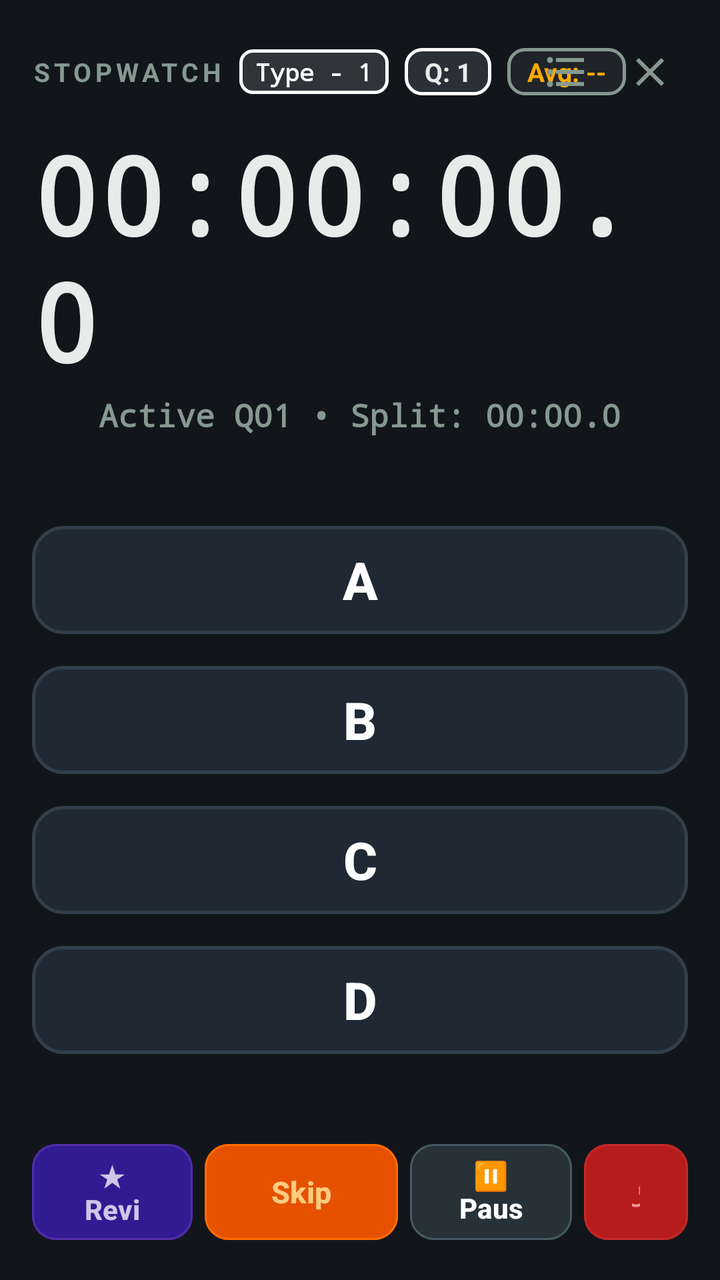
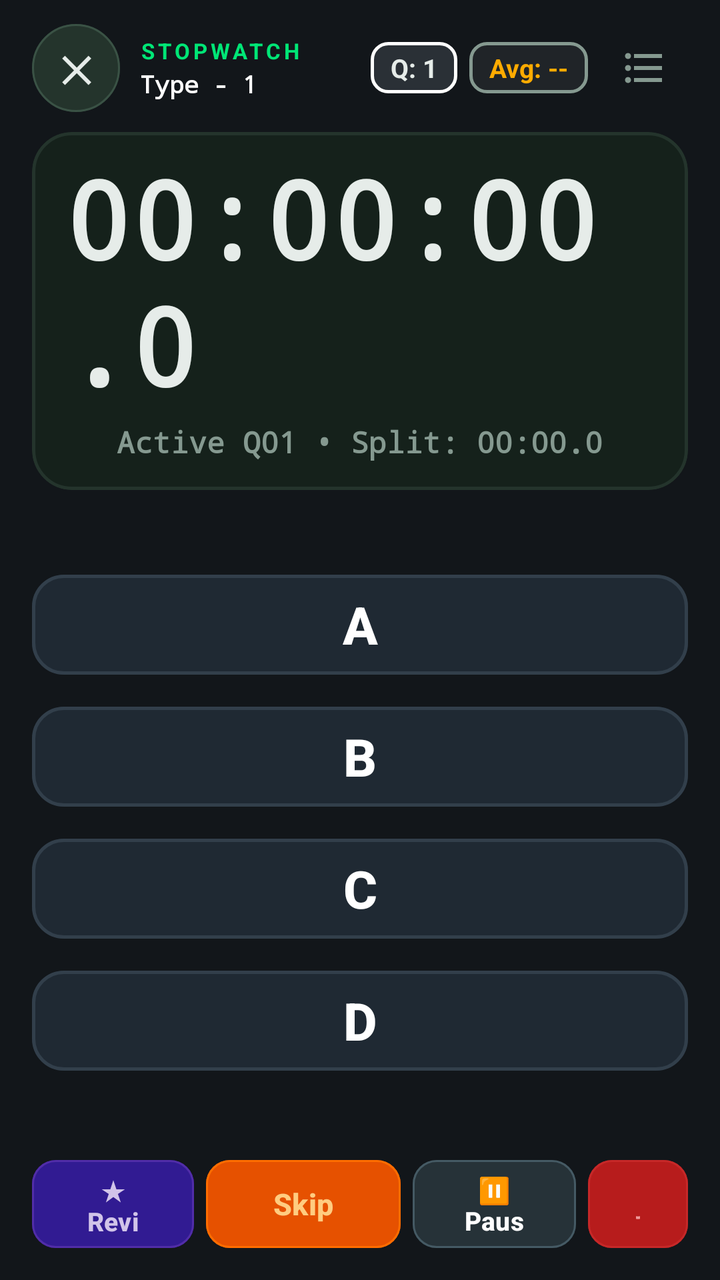

Two renders of the same Android screen: before a commit and after it. Below are the layout's source before the change and the commit's diff.
<!-- AndroidManifest.xml: activity theme Theme.PracticeTimer.M3 -->
<!-- res/layout/activity_desk_mode.xml -->
<?xml version="1.0" encoding="utf-8"?>
<androidx.coordinatorlayout.widget.CoordinatorLayout
    xmlns:android="http://schemas.android.com/apk/res/android"
    xmlns:app="http://schemas.android.com/apk/res-auto"
    xmlns:tools="http://schemas.android.com/tools"
    android:layout_width="match_parent"
    android:layout_height="match_parent"
    android:background="#12161A">

    <LinearLayout
        android:id="@+id/layout_desk_root"
        android:layout_width="match_parent"
        android:layout_height="match_parent"
        android:orientation="vertical"
        android:paddingHorizontal="16dp"
        android:paddingTop="12dp"
        android:paddingBottom="16dp">

        
        <RelativeLayout
            android:id="@+id/layout_desk_top_bar"
            android:layout_width="match_parent"
            android:layout_height="48dp"
            android:gravity="center_vertical">

            <LinearLayout
                android:layout_width="wrap_content"
                android:layout_height="wrap_content"
                android:layout_alignParentStart="true"
                android:layout_centerVertical="true"
                android:orientation="horizontal"
                android:gravity="center_vertical">

                <TextView
                    android:id="@+id/tv_desk_mode_title"
                    android:layout_width="wrap_content"
                    android:layout_height="wrap_content"
                    android:text="STOPWATCH"
                    android:letterSpacing="0.15"
                    android:textSize="13sp"
                    android:textStyle="bold"
                    android:textColor="#859990" />

                <TextView
                    android:id="@+id/btn_desk_drill_tag"
                    android:layout_width="wrap_content"
                    android:layout_height="wrap_content"
                    android:layout_marginStart="8dp"
                    android:paddingHorizontal="8dp"
                    android:paddingVertical="3dp"
                    android:background="@drawable/badge_question_number"
                    android:text="Type - 1"
                    android:fontFamily="monospace"
                    android:textSize="12sp"
                    android:textStyle="bold"
                    android:textColor="#FFFFFF" />

                
                <TextView
                    android:id="@+id/tv_desk_question_badge"
                    android:layout_width="wrap_content"
                    android:layout_height="wrap_content"
                    android:layout_marginStart="8dp"
                    android:paddingHorizontal="10dp"
                    android:paddingVertical="3dp"
                    android:background="@drawable/bg_badge_option"
                    android:text="Q: 1"
                    android:textSize="13sp"
                    android:textStyle="bold"
                    android:textColor="#E6ECE9" />

                
                <TextView
                    android:id="@+id/tv_desk_avg_badge"
                    android:layout_width="wrap_content"
                    android:layout_height="wrap_content"
                    android:layout_marginStart="8dp"
                    android:paddingHorizontal="10dp"
                    android:paddingVertical="3dp"
                    android:background="@drawable/bg_badge_skip"
                    android:text="Avg: --"
                    android:textSize="13sp"
                    android:textStyle="bold"
                    android:textColor="#FFAB00" />
            </LinearLayout>

            <LinearLayout
                android:layout_width="wrap_content"
                android:layout_height="wrap_content"
                android:layout_alignParentEnd="true"
                android:layout_centerVertical="true"
                android:orientation="horizontal"
                android:gravity="center_vertical">

                
                <ImageButton
                    android:id="@+id/btn_desk_splits"
                    android:layout_width="38dp"
                    android:layout_height="38dp"
                    android:padding="7dp"
                    android:background="?attr/selectableItemBackgroundBorderless"
                    android:src="@drawable/ic_format_list_bulleted"
                    android:contentDescription="View Splits History"
                    app:tint="#859990" />

                
                <ImageButton
                    android:id="@+id/btn_desk_return_overlay"
                    android:layout_width="38dp"
                    android:layout_height="38dp"
                    android:layout_marginStart="4dp"
                    android:padding="7dp"
                    android:background="?attr/selectableItemBackgroundBorderless"
                    android:src="@drawable/ic_close"
                    android:contentDescription="Return to Floating Overlay"
                    app:tint="#859990" />
            </LinearLayout>
        </RelativeLayout>

        
        <LinearLayout
            android:id="@+id/layout_desk_timer_card"
            android:layout_width="match_parent"
            android:layout_height="wrap_content"
            android:orientation="vertical"
            android:gravity="center"
            android:paddingVertical="8dp">

            <TextView
                android:id="@+id/tv_desk_timer"
                android:layout_width="wrap_content"
                android:layout_height="wrap_content"
                android:text="00:00:00.0"
                android:fontFamily="monospace"
                android:textSize="54sp"
                android:textStyle="bold"
                android:textColor="#E6ECE9"
                android:letterSpacing="0.02"
                android:includeFontPadding="false" />

            <TextView
                android:id="@+id/tv_desk_split"
                android:layout_width="wrap_content"
                android:layout_height="wrap_content"
                android:layout_marginTop="2dp"
                android:text="Active Q01 • Split: 00:00.0"
                android:fontFamily="monospace"
                android:textSize="16sp"
                android:textStyle="bold"
                android:textColor="#859990" />
        </LinearLayout>

        
        <LinearLayout
            android:id="@+id/layout_options_container"
            android:layout_width="match_parent"
            android:layout_height="0dp"
            android:layout_weight="1"
            android:orientation="vertical"
            android:gravity="center"
            android:layout_marginVertical="6dp">

            <com.google.android.material.button.MaterialButton
                android:id="@+id/btn_option_a"
                android:layout_width="match_parent"
                android:layout_height="62dp"
                android:layout_marginVertical="4dp"
                android:text="A"
                android:textSize="26sp"
                android:textStyle="bold"
                android:textColor="#FFFFFF"
                app:backgroundTint="#1F2933"
                app:cornerRadius="16dp"
                app:strokeColor="#323F4B"
                app:strokeWidth="1.5dp" />

            <com.google.android.material.button.MaterialButton
                android:id="@+id/btn_option_b"
                android:layout_width="match_parent"
                android:layout_height="62dp"
                android:layout_marginVertical="4dp"
                android:text="B"
                android:textSize="26sp"
                android:textStyle="bold"
                android:textColor="#FFFFFF"
                app:backgroundTint="#1F2933"
                app:cornerRadius="16dp"
                app:strokeColor="#323F4B"
                app:strokeWidth="1.5dp" />

            <com.google.android.material.button.MaterialButton
                android:id="@+id/btn_option_c"
                android:layout_width="match_parent"
                android:layout_height="62dp"
                android:layout_marginVertical="4dp"
                android:text="C"
                android:textSize="26sp"
                android:textStyle="bold"
                android:textColor="#FFFFFF"
                app:backgroundTint="#1F2933"
                app:cornerRadius="16dp"
                app:strokeColor="#323F4B"
                app:strokeWidth="1.5dp" />

            <com.google.android.material.button.MaterialButton
                android:id="@+id/btn_option_d"
                android:layout_width="match_parent"
                android:layout_height="62dp"
                android:layout_marginVertical="4dp"
                android:text="D"
                android:textSize="26sp"
                android:textStyle="bold"
                android:textColor="#FFFFFF"
                app:backgroundTint="#1F2933"
                app:cornerRadius="16dp"
                app:strokeColor="#323F4B"
                app:strokeWidth="1.5dp" />
        </LinearLayout>

        
        <LinearLayout
            android:id="@+id/layout_desk_bottom_bar"
            android:layout_width="match_parent"
            android:layout_height="56dp"
            android:orientation="horizontal"
            android:gravity="center_vertical"
            android:layout_marginTop="4dp">

            
            <com.google.android.material.button.MaterialButton
                android:id="@+id/btn_desk_review"
                android:layout_width="0dp"
                android:layout_height="match_parent"
                android:layout_weight="1"
                android:layout_marginEnd="6dp"
                android:text="★ Review"
                android:textSize="14sp"
                android:textStyle="bold"
                android:textColor="#D1C4E9"
                app:backgroundTint="#311B92"
                app:cornerRadius="12dp"
                app:strokeColor="#512DA8"
                app:strokeWidth="1dp" />

            
            <com.google.android.material.button.MaterialButton
                android:id="@+id/btn_desk_skip"
                android:layout_width="0dp"
                android:layout_height="match_parent"
                android:layout_weight="1.2"
                android:layout_marginEnd="6dp"
                android:text="Skip"
                android:textSize="15sp"
                android:textStyle="bold"
                android:textColor="#FFCC80"
                app:backgroundTint="#E65100"
                app:cornerRadius="12dp"
                app:strokeColor="#FF6D00"
                app:strokeWidth="1dp" />

            
            <com.google.android.material.button.MaterialButton
                android:id="@+id/btn_desk_play_pause"
                android:layout_width="0dp"
                android:layout_height="match_parent"
                android:layout_weight="1"
                android:layout_marginEnd="6dp"
                android:text="⏸ Pause"
                android:textSize="14sp"
                android:textStyle="bold"
                android:textColor="#FFFFFF"
                app:backgroundTint="#263238"
                app:cornerRadius="12dp"
                app:strokeColor="#455A64"
                app:strokeWidth="1dp" />

            
            <com.google.android.material.button.MaterialButton
                android:id="@+id/btn_desk_reset"
                android:layout_width="52dp"
                android:layout_height="match_parent"
                android:text="↺"
                android:textSize="18sp"
                android:textStyle="bold"
                android:textColor="#EF9A9A"
                app:backgroundTint="#B71C1C"
                app:cornerRadius="12dp"
                app:strokeColor="#C62828"
                app:strokeWidth="1dp" />
        </LinearLayout>
    </LinearLayout>

    
    <com.google.android.material.card.MaterialCardView
        android:id="@+id/layout_laps_drawer"
        android:layout_width="match_parent"
        android:layout_height="match_parent"
        android:layout_margin="12dp"
        app:cardCornerRadius="20dp"
        app:cardElevation="12dp"
        app:strokeWidth="1dp"
        app:strokeColor="#323F4B"
        app:cardBackgroundColor="#1A2127"
        android:visibility="gone">

        <LinearLayout
            android:layout_width="match_parent"
            android:layout_height="match_parent"
            android:orientation="vertical"
            android:padding="16dp">

            <RelativeLayout
                android:layout_width="match_parent"
                android:layout_height="wrap_content"
                android:layout_marginBottom="8dp">

                <TextView
                    android:layout_width="wrap_content"
                    android:layout_height="wrap_content"
                    android:layout_alignParentStart="true"
                    android:layout_centerVertical="true"
                    android:text="Completed Question Splits"
                    android:fontFamily="monospace"
                    android:textSize="16sp"
                    android:textStyle="bold"
                    android:textColor="#FFFFFF" />

                <ImageButton
                    android:id="@+id/btn_close_laps"
                    android:layout_width="36dp"
                    android:layout_height="36dp"
                    android:layout_alignParentEnd="true"
                    android:layout_centerVertical="true"
                    android:background="?attr/selectableItemBackgroundBorderless"
                    android:src="@drawable/ic_close"
                    android:contentDescription="Close splits panel"
                    app:tint="#859990" />
            </RelativeLayout>

            <View
                android:layout_width="match_parent"
                android:layout_height="1dp"
                android:background="#2E3D37"
                android:layout_marginBottom="8dp" />

            <androidx.recyclerview.widget.RecyclerView
                android:id="@+id/rv_desk_laps"
                android:layout_width="match_parent"
                android:layout_height="match_parent"
                android:clipToPadding="false"
                android:scrollbars="vertical" />
        </LinearLayout>
    </com.google.android.material.card.MaterialCardView>

</androidx.coordinatorlayout.widget.CoordinatorLayout>
<!-- resources referenced by this layout -->
<resources>
  <!-- drawable badge_question_number (drawable) -->
  <?xml version="1.0" encoding="utf-8"?>
  <shape xmlns:android="http://schemas.android.com/apk/res/android"
      android:shape="rectangle">
      <solid android:color="#20FFFFFF" />
      <stroke
          android:width="1.5dp"
          android:color="#FFFFFF" />
      <corners android:radius="6dp" />
      <padding
          android:left="6dp"
          android:top="2dp"
          android:right="6dp"
          android:bottom="2dp" />
  </shape>
  <!-- drawable bg_badge_option (drawable) -->
  <shape xmlns:android="http://schemas.android.com/apk/res/android"
      android:shape="rectangle">
      <corners android:radius="8dp" />
      <solid android:color="#2A3036" />
      <stroke
          android:width="1.5dp"
          android:color="#FFFFFF" />
  </shape>
  <!-- drawable bg_badge_skip (drawable) -->
  <shape xmlns:android="http://schemas.android.com/apk/res/android"
      android:shape="rectangle">
      <corners android:radius="8dp" />
      <solid android:color="#202428" />
      <stroke
          android:width="1.5dp"
          android:color="#859990" />
  </shape>
  <!-- drawable ic_close (drawable) -->
  <vector xmlns:android="http://schemas.android.com/apk/res/android"
      android:width="24dp"
      android:height="24dp"
      android:viewportWidth="24"
      android:viewportHeight="24">
      <path
          android:fillColor="?attr/colorOnSurfaceVariant"
          android:pathData="M19,6.41L17.59,5 12,10.59 6.41,5 5,6.41 10.59,12 5,17.59 6.41,19 12,13.41 17.59,19 19,17.59 13.41,12z" />
  </vector>
  <!-- drawable ic_format_list_bulleted (drawable) -->
  <vector xmlns:android="http://schemas.android.com/apk/res/android"
      android:width="24dp"
      android:height="24dp"
      android:viewportWidth="24"
      android:viewportHeight="24">
      <path
          android:fillColor="?attr/colorOnSurfaceVariant"
          android:pathData="M4,10.5c-.83,0 -1.5,.67 -1.5,1.5s.67,1.5 1.5,1.5 1.5,-.67 1.5,-1.5 -.67,-1.5 -1.5,-1.5z M4,4.5c-.83,0 -1.5,.67 -1.5,1.5s.67,1.5 1.5,1.5 1.5,-.67 1.5,-1.5 -.67,-1.5 -1.5,-1.5z M4,16.5c-.83,0 -1.5,.68 -1.5,1.5s.68,1.5 1.5,1.5 1.5,-.68 1.5,-1.5 -.67,-1.5 -1.5,-1.5z M7,19h14v-2H7v2z M7,13h14v-2H7v2z M7,5v2h14V5H7z" />
  </vector>
  <color name="md_theme_light_primary">#006495</color>
  <color name="md_theme_light_onPrimary">#FFFFFF</color>
  <color name="md_theme_light_primaryContainer">#CBE6FF</color>
  <color name="md_theme_light_onPrimaryContainer">#001E30</color>
  <color name="md_theme_light_secondary">#50606E</color>
  <color name="md_theme_light_onSecondary">#FFFFFF</color>
  <color name="md_theme_light_secondaryContainer">#D3E5F5</color>
  <color name="md_theme_light_onSecondaryContainer">#0C1D29</color>
  <color name="md_theme_light_error">#BA1A1A</color>
  <color name="md_theme_light_onError">#FFFFFF</color>
  <color name="md_theme_light_errorContainer">#FFDAD6</color>
  <color name="md_theme_light_onErrorContainer">#410002</color>
  <color name="md_theme_light_surface">#FCFCFF</color>
  <color name="md_theme_light_onSurface">#191C1E</color>
  <color name="md_theme_light_surfaceContainer">#EDEFE2</color>
  <color name="md_theme_light_surfaceContainerHigh">#ECE6F0</color>
  <style name="PreferenceThemeOverlay.SettingsBase" parent="@style/PreferenceThemeOverlay">
          
      </style>
  <!-- unchanged entries left out for length: 1 -->
</resources>

<!-- the commit's change to res/layout/activity_desk_mode.xml (unified diff, before → after) -->
@@ -13,14 +13,14 @@
         android:layout_height="match_parent"
         android:orientation="vertical"
         android:paddingHorizontal="16dp"
-        android:paddingTop="12dp"
-        android:paddingBottom="16dp">
+        android:paddingTop="8dp"
+        android:paddingBottom="12dp">
 
         
         <RelativeLayout
             android:id="@+id/layout_desk_top_bar"
             android:layout_width="match_parent"
-            android:layout_height="48dp"
+            android:layout_height="52dp"
             android:gravity="center_vertical">
 
             <LinearLayout
@@ -31,57 +31,55 @@
                 android:orientation="horizontal"
                 android:gravity="center_vertical">
 
-                <TextView
-                    android:id="@+id/tv_desk_mode_title"
-                    android:layout_width="wrap_content"
-                    android:layout_height="wrap_content"
-                    android:text="STOPWATCH"
-                    android:letterSpacing="0.15"
-                    android:textSize="13sp"
-                    android:textStyle="bold"
-                    android:textColor="#859990" />
-
-                <TextView
-                    android:id="@+id/btn_desk_drill_tag"
-                    android:layout_width="wrap_content"
-                    android:layout_height="wrap_content"
-                    android:layout_marginStart="8dp"
-                    android:paddingHorizontal="8dp"
-                    android:paddingVertical="3dp"
-                    android:background="@drawable/badge_question_number"
-                    android:text="Type - 1"
-                    android:fontFamily="monospace"
-                    android:textSize="12sp"
-                    android:textStyle="bold"
-                    android:textColor="#FFFFFF" />
-
-                
-                <TextView
-                    android:id="@+id/tv_desk_question_badge"
-                    android:layout_width="wrap_content"
-                    android:layout_height="wrap_content"
-                    android:layout_marginStart="8dp"
-                    android:paddingHorizontal="10dp"
-                    android:paddingVertical="3dp"
-                    android:background="@drawable/bg_badge_option"
-                    android:text="Q: 1"
-                    android:textSize="13sp"
-                    android:textStyle="bold"
-                    android:textColor="#E6ECE9" />
-
-                
-                <TextView
-                    android:id="@+id/tv_desk_avg_badge"
-                    android:layout_width="wrap_content"
-                    android:layout_height="wrap_content"
-                    android:layout_marginStart="8dp"
-                    android:paddingHorizontal="10dp"
-                    android:paddingVertical="3dp"
-                    android:background="@drawable/bg_badge_skip"
-                    android:text="Avg: --"
-                    android:textSize="13sp"
-                    android:textStyle="bold"
-                    android:textColor="#FFAB00" />
+                
+                <com.google.android.material.button.MaterialButton
+                    android:id="@+id/btn_desk_return_overlay"
+                    android:layout_width="44dp"
+                    android:layout_height="44dp"
+                    android:padding="0dp"
+                    android:insetTop="0dp"
+                    android:insetBottom="0dp"
+                    android:insetLeft="0dp"
+                    android:insetRight="0dp"
+                    android:text="✕"
+                    android:textSize="18sp"
+                    android:textStyle="bold"
+                    android:textColor="#E6ECE9"
+                    app:backgroundTint="#24342C"
+                    app:cornerRadius="22dp"
+                    app:strokeColor="#3A5245"
+                    app:strokeWidth="1dp"
+                    android:contentDescription="Return to Floating Overlay" />
+
+                
+                <LinearLayout
+                    android:layout_width="wrap_content"
+                    android:layout_height="wrap_content"
+                    android:layout_marginStart="10dp"
+                    android:orientation="vertical">
+
+                    <TextView
+                        android:id="@+id/tv_desk_mode_title"
+                        android:layout_width="wrap_content"
+                        android:layout_height="wrap_content"
+                        android:text="STOPWATCH"
+                        android:letterSpacing="0.15"
+                        android:textSize="11sp"
+                        android:textStyle="bold"
+                        android:textColor="#00E676" />
+
+                    <TextView
+                        android:id="@+id/btn_desk_drill_tag"
+                        android:layout_width="wrap_content"
+                        android:layout_height="wrap_content"
+                        android:layout_marginTop="1dp"
+                        android:text="Type - 1"
+                        android:fontFamily="monospace"
+                        android:textSize="12sp"
+                        android:textStyle="bold"
+                        android:textColor="#FFFFFF" />
+                </LinearLayout>
+
             </LinearLayout>
 
             <LinearLayout
@@ -93,62 +91,90 @@
                 android:gravity="center_vertical">
 
                 
+                <TextView
+                    android:id="@+id/tv_desk_question_badge"
+                    android:layout_width="wrap_content"
+                    android:layout_height="wrap_content"
+                    android:paddingHorizontal="10dp"
+                    android:paddingVertical="4dp"
+                    android:background="@drawable/bg_badge_option"
+                    android:text="Q: 1"
+                    android:textSize="13sp"
+                    android:textStyle="bold"
+                    android:textColor="#E6ECE9" />
+
+                
+                <TextView
+                    android:id="@+id/tv_desk_avg_badge"
+                    android:layout_width="wrap_content"
+                    android:layout_height="wrap_content"
+                    android:layout_marginStart="6dp"
+                    android:paddingHorizontal="10dp"
+                    android:paddingVertical="4dp"
+                    android:background="@drawable/bg_badge_skip"
+                    android:text="Avg: --"
+                    android:textSize="13sp"
+                    android:textStyle="bold"
+                    android:textColor="#FFAB00" />
+
+                
                 <ImageButton
                     android:id="@+id/btn_desk_splits"
-                    android:layout_width="38dp"
-                    android:layout_height="38dp"
-                    android:padding="7dp"
+                    android:layout_width="44dp"
+                    android:layout_height="44dp"
+                    android:layout_marginStart="6dp"
+                    android:padding="10dp"
                     android:background="?attr/selectableItemBackgroundBorderless"
                     android:src="@drawable/ic_format_list_bulleted"
                     android:contentDescription="View Splits History"
                     app:tint="#859990" />
-
-                
-                <ImageButton
-                    android:id="@+id/btn_desk_return_overlay"
-                    android:layout_width="38dp"
-                    android:layout_height="38dp"
-                    android:layout_marginStart="4dp"
-                    android:padding="7dp"
-                    android:background="?attr/selectableItemBackgroundBorderless"
-                    android:src="@drawable/ic_close"
-                    android:contentDescription="Return to Floating Overlay"
-                    app:tint="#859990" />
             </LinearLayout>
         </RelativeLayout>
 
         
-        <LinearLayout
-            android:id="@+id/layout_desk_timer_card"
+        <com.google.android.material.card.MaterialCardView
+            android:id="@+id/card_desk_timer"
             android:layout_width="match_parent"
             android:layout_height="wrap_content"
-            android:orientation="vertical"
-            android:gravity="center"
-            android:paddingVertical="8dp">
-
-            <TextView
-                android:id="@+id/tv_desk_timer"
-                android:layout_width="wrap_content"
+            android:layout_marginVertical="6dp"
+            app:cardCornerRadius="20dp"
+            app:cardElevation="0dp"
+            app:strokeWidth="1.5dp"
+            app:strokeColor="#24342C"
+            app:cardBackgroundColor="#15211B">
+
+            <LinearLayout
+                android:layout_width="match_parent"
                 android:layout_height="wrap_content"
-                android:text="00:00:00.0"
-                android:fontFamily="monospace"
-                android:textSize="54sp"
-                android:textStyle="bold"
-                android:textColor="#E6ECE9"
-                android:letterSpacing="0.02"
-                android:includeFontPadding="false" />
-
-            <TextView
-                android:id="@+id/tv_desk_split"
-                android:layout_width="wrap_content"
-                android:layout_height="wrap_content"
-                android:layout_marginTop="2dp"
-                android:text="Active Q01 • Split: 00:00.0"
-                android:fontFamily="monospace"
-                android:textSize="16sp"
-                android:textStyle="bold"
-                android:textColor="#859990" />
-        </LinearLayout>
+                android:orientation="vertical"
+                android:gravity="center"
+                android:paddingVertical="14dp"
+                android:paddingHorizontal="16dp">
+
+                <TextView
+                    android:id="@+id/tv_desk_timer"
+                    android:layout_width="wrap_content"
+                    android:layout_height="wrap_content"
+                    android:text="00:00:00.0"
+                    android:fontFamily="monospace"
+                    android:textSize="54sp"
+                    android:textStyle="bold"
+                    android:textColor="#E6ECE9"
+                    android:letterSpacing="0.02"
+                    android:includeFontPadding="false" />
+
+                <TextView
+                    android:id="@+id/tv_desk_split"
+                    android:layout_width="wrap_content"
+                    android:layout_height="wrap_content"
+                    android:layout_marginTop="4dp"
+                    android:text="Active Q01 • Split: 00:00.0"
+                    android:fontFamily="monospace"
+                    android:textSize="15sp"
+                    android:textStyle="bold"
+                    android:textColor="#859990" />
+            </LinearLayout>
+        </com.google.android.material.card.MaterialCardView>
 
         
         <LinearLayout
@@ -158,12 +184,12 @@
             android:layout_weight="1"
             android:orientation="vertical"
             android:gravity="center"
-            android:layout_marginVertical="6dp">
+            android:layout_marginVertical="4dp">
 
             <com.google.android.material.button.MaterialButton
                 android:id="@+id/btn_option_a"
                 android:layout_width="match_parent"
-                android:layout_height="62dp"
+                android:layout_height="58dp"
                 android:layout_marginVertical="4dp"
                 android:text="A"
                 android:textSize="26sp"
@@ -177,7 +203,7 @@
             <com.google.android.material.button.MaterialButton
                 android:id="@+id/btn_option_b"
                 android:layout_width="match_parent"
-                android:layout_height="62dp"
+                android:layout_height="58dp"
                 android:layout_marginVertical="4dp"
                 android:text="B"
                 android:textSize="26sp"
@@ -191,7 +217,7 @@
             <com.google.android.material.button.MaterialButton
                 android:id="@+id/btn_option_c"
                 android:layout_width="match_parent"
-                android:layout_height="62dp"
+                android:layout_height="58dp"
                 android:layout_marginVertical="4dp"
                 android:text="C"
                 android:textSize="26sp"
@@ -205,7 +231,7 @@
             <com.google.android.material.button.MaterialButton
                 android:id="@+id/btn_option_d"
                 android:layout_width="match_parent"
-                android:layout_height="62dp"
+                android:layout_height="58dp"
                 android:layout_marginVertical="4dp"
                 android:text="D"
                 android:textSize="26sp"
@@ -221,7 +247,7 @@
         <LinearLayout
             android:id="@+id/layout_desk_bottom_bar"
             android:layout_width="match_parent"
-            android:layout_height="56dp"
+            android:layout_height="52dp"
             android:orientation="horizontal"
             android:gravity="center_vertical"
             android:layout_marginTop="4dp">
@@ -234,7 +260,7 @@
                 android:layout_weight="1"
                 android:layout_marginEnd="6dp"
                 android:text="★ Review"
-                android:textSize="14sp"
+                android:textSize="13sp"
                 android:textStyle="bold"
                 android:textColor="#D1C4E9"
                 app:backgroundTint="#311B92"
@@ -266,7 +292,7 @@
                 android:layout_weight="1"
                 android:layout_marginEnd="6dp"
                 android:text="⏸ Pause"
-                android:textSize="14sp"
+                android:textSize="13sp"
                 android:textStyle="bold"
                 android:textColor="#FFFFFF"
                 app:backgroundTint="#263238"
@@ -277,7 +303,7 @@
             
             <com.google.android.material.button.MaterialButton
                 android:id="@+id/btn_desk_reset"
-                android:layout_width="52dp"
+                android:layout_width="50dp"
                 android:layout_height="match_parent"
                 android:text="↺"
                 android:textSize="18sp"
<!-- resource entries referenced after the edit -->
@@ -1,20 +1,5 @@
 <!-- resources referenced by this layout -->
 <resources>
-  <!-- drawable badge_question_number (drawable) -->
-  <?xml version="1.0" encoding="utf-8"?>
-  <shape xmlns:android="http://schemas.android.com/apk/res/android"
-      android:shape="rectangle">
-      <solid android:color="#20FFFFFF" />
-      <stroke
-          android:width="1.5dp"
-          android:color="#FFFFFF" />
-      <corners android:radius="6dp" />
-      <padding
-          android:left="6dp"
-          android:top="2dp"
-          android:right="6dp"
-          android:bottom="2dp" />
-  </shape>
   <!-- drawable bg_badge_option (drawable) -->
   <shape xmlns:android="http://schemas.android.com/apk/res/android"
       android:shape="rectangle">
